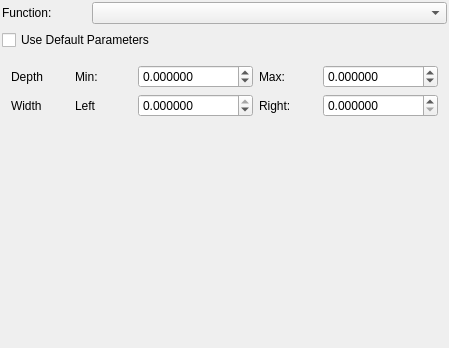
Before: the Qt Designer form Source/Applications/AppCommon/UI/qtCMBFunctionEditor.ui in cnsuhao/cmb, drawn with Qt 5.
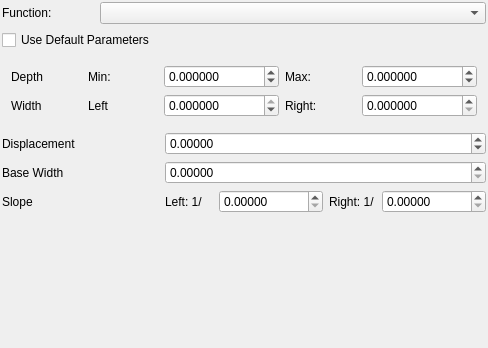
After: the same form once the commit is applied.

Commit message: gui interaction with wedge

Diff of the .ui file:
```diff
--- a/Source/Applications/AppCommon/UI/qtCMBFunctionEditor.ui
+++ b/Source/Applications/AppCommon/UI/qtCMBFunctionEditor.ui
@@ -6,7 +6,7 @@
    <rect>
     <x>0</x>
     <y>0</y>
-    <width>449</width>
+    <width>488</width>
     <height>348</height>
    </rect>
   </property>
@@ -24,16 +24,6 @@
      </property>
     </widget>
    </item>
-   <item row="0" column="1" colspan="4">
-    <widget class="QComboBox" name="function"/>
-   </item>
-   <item row="0" column="0">
-    <widget class="QLabel" name="label">
-     <property name="text">
-      <string>Function:</string>
-     </property>
-    </widget>
-   </item>
    <item row="2" column="0" colspan="5">
     <widget class="QWidget" name="parameters" native="true">
      <layout class="QGridLayout" name="gridLayout_2">
@@ -134,7 +124,10 @@
      </layout>
     </widget>
    </item>
-   <item row="5" column="0" colspan="5">
+   <item row="0" column="1" colspan="4">
+    <widget class="QComboBox" name="function"/>
+   </item>
+   <item row="6" column="0" colspan="5">
     <spacer name="verticalSpacer">
      <property name="orientation">
       <enum>Qt::Vertical</enum>
@@ -147,6 +140,104 @@
      </property>
     </spacer>
    </item>
+   <item row="0" column="0">
+    <widget class="QLabel" name="label">
+     <property name="text">
+      <string>Function:</string>
+     </property>
+    </widget>
+   </item>
+   <item row="3" column="0" rowspan="2" colspan="5">
+    <widget class="QWidget" name="wedgeParam" native="true">
+     <layout class="QGridLayout" name="wedgeParams">
+      <property name="margin">
+       <number>0</number>
+      </property>
+      <item row="2" column="0">
+       <widget class="QLabel" name="label_7">
+        <property name="text">
+         <string>Base Width</string>
+        </property>
+       </widget>
+      </item>
+      <item row="1" column="0">
+       <widget class="QLabel" name="label_8">
+        <property name="text">
+         <string>Displacement</string>
+        </property>
+       </widget>
+      </item>
+      <item row="1" column="1" colspan="2">
+       <widget class="QDoubleSpinBox" name="wedgeDepth">
+        <property name="decimals">
+         <number>5</number>
+        </property>
+        <property name="minimum">
+         <double>-1000000000.000000000000000</double>
+        </property>
+        <property name="maximum">
+         <double>1000000000.000000000000000</double>
+        </property>
+       </widget>
+      </item>
+      <item row="3" column="0">
+       <widget class="QLabel" name="label_9">
+        <property name="text">
+         <string>Slope</string>
+        </property>
+       </widget>
+      </item>
+      <item row="2" column="1" colspan="2">
+       <widget class="QDoubleSpinBox" name="baseWidth">
+        <property name="decimals">
+         <number>5</number>
+        </property>
+        <property name="maximum">
+         <double>1000000000.000000000000000</double>
+        </property>
+       </widget>
+      </item>
+      <item row="3" column="1" colspan="2">
+       <layout class="QHBoxLayout" name="horizontalLayout">
+        <item>
+         <widget class="QLabel" name="label_10">
+          <property name="text">
+           <string>Left: 1/</string>
+          </property>
+         </widget>
+        </item>
+        <item>
+         <widget class="QDoubleSpinBox" name="leftSlope">
+          <property name="decimals">
+           <number>5</number>
+          </property>
+          <property name="maximum">
+           <double>100000.000000000000000</double>
+          </property>
+         </widget>
+        </item>
+        <item>
+         <widget class="QLabel" name="label_11">
+          <property name="text">
+           <string>Right: 1/</string>
+          </property>
+         </widget>
+        </item>
+        <item>
+         <widget class="QDoubleSpinBox" name="rightSlope">
+          <property name="decimals">
+           <number>5</number>
+          </property>
+          <property name="maximum">
+           <double>100000.000000000000000</double>
+          </property>
+         </widget>
+        </item>
+       </layout>
+      </item>
+     </layout>
+    </widget>
+   </item>
   </layout>
  </widget>
  <resources/>
```
The commit also changes 17 other files.
